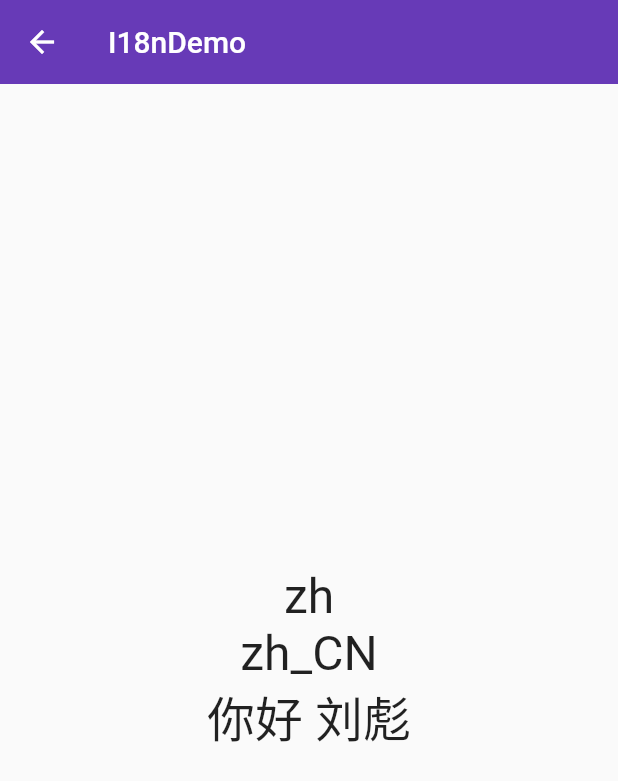
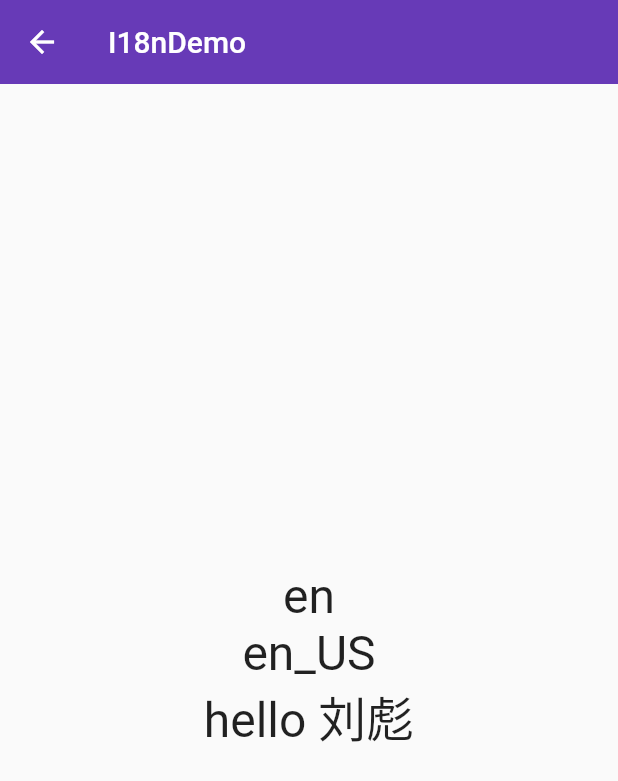
Before and after one commit to zwna/flutter, a Flutter app: the screen it shows after launch, on a phone screen of 412 x 824 dp. Shown: the top 781 px of the screen. Run offline on Flutter 3.47's test engine with Material 2 defaults, Android fonts, the light colour scheme and no system bars; our stand-ins replace rxdart.

Commit message:
2019-1-12

```diff
--- a/lib/main.dart
+++ b/lib/main.dart
@@ -31,8 +31,8 @@ class CustomWidget extends StatelessWidget{
   Widget build(BuildContext context) {
 
     return MaterialApp(
-//      locale: Locale('en','US'),
-      locale: Locale('zh','CN'),
+      locale: Locale('en','US'),
+//      locale: Locale('zh','CN'),
 //      localeResolutionCallback: (Locale locale,Iterable<Locale> supportedLocales){
 //         return Locale('en','US');
 //      },
```
